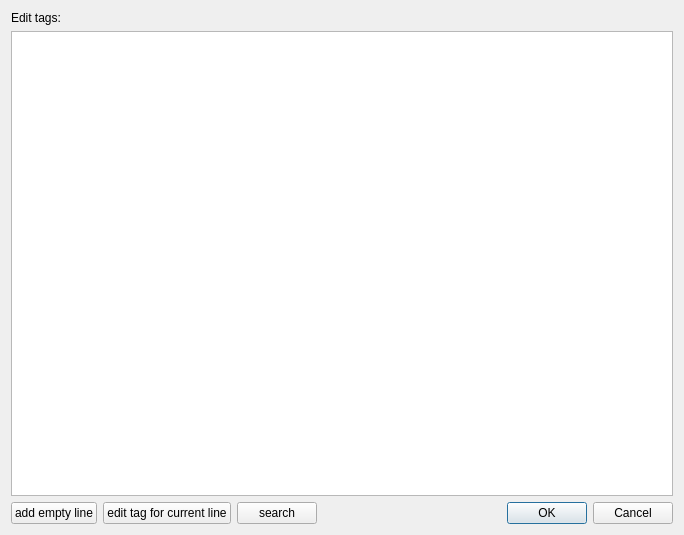
Above: designer/dialog_qlistwidget.ui from ijgnd/anki__extended_tag_edit_add_dialog before the change. Below: the same form after it.
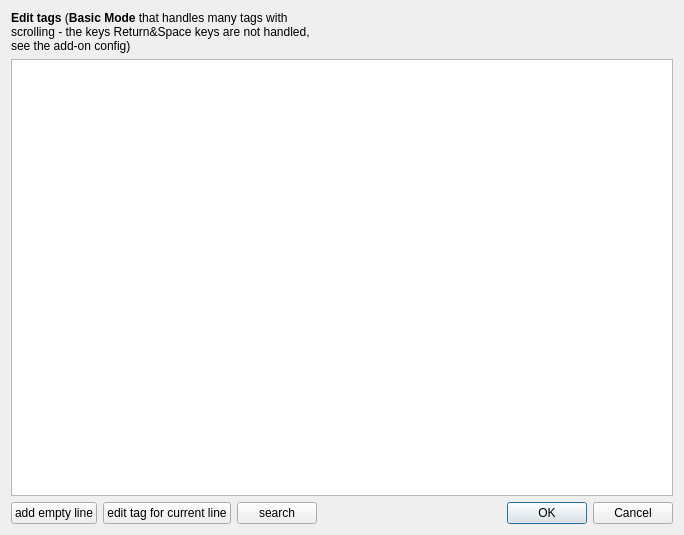
That is the form after the change. Custom widgets are drawn as their Qt base class.

Commit message: info about why two dialogs used for users

```diff
--- a/designer/dialog_qlistwidget.ui
+++ b/designer/dialog_qlistwidget.ui
@@ -17,7 +17,7 @@
    <item>
     <widget class="QLabel" name="label">
      <property name="text">
-      <string>Edit tags:</string>
+      <string>&lt;html&gt;&lt;head/&gt;&lt;body&gt;&lt;p&gt;&lt;span style=&quot; font-weight:600;&quot;&gt;Edit tags&lt;/span&gt; (&lt;span style=&quot; font-weight:600;&quot;&gt;Basic Mode &lt;/span&gt;that handles many tags with &lt;br/&gt;scrolling - the keys Return&amp;amp;Space keys are not handled,&lt;br/&gt;see the add-on config)&lt;/p&gt;&lt;/body&gt;&lt;/html&gt;</string>
      </property>
     </widget>
    </item>
```
The commit also changes 1 other file.
